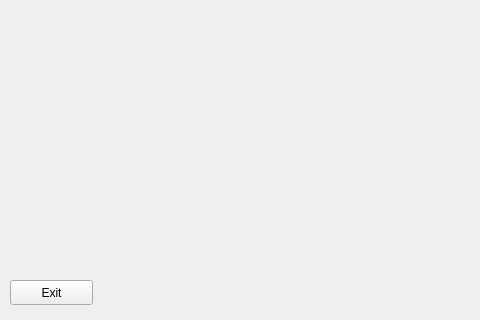
Before: the Qt Designer form mainwindow.ui in justinburrill/comp3004_d1, drawn with Qt 5; both pictures show x 0 to 480 and y 280 to 600 of the 800 by 600 pixel window.
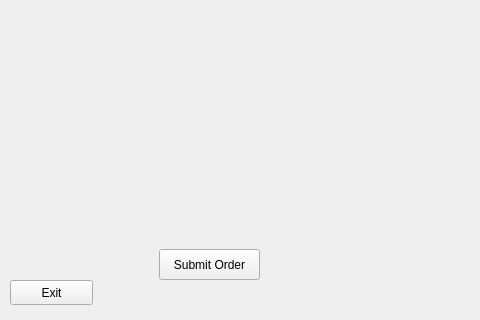
After: the same form once the commit is applied.

Commit message: submit order by customer

```diff
--- a/mainwindow.ui
+++ b/mainwindow.ui
@@ -229,7 +229,7 @@
         <x>9</x>
         <y>10</y>
         <width>781</width>
-        <height>541</height>
+        <height>511</height>
        </rect>
       </property>
       <layout class="QHBoxLayout" name="menu_horizontal_layout">
@@ -241,6 +241,19 @@
        </item>
       </layout>
      </widget>
+     <widget class="QPushButton" name="submit_order_button">
+      <property name="geometry">
+       <rect>
+        <x>160</x>
+        <y>530</y>
+        <width>101</width>
+        <height>31</height>
+       </rect>
+      </property>
+      <property name="text">
+       <string>Submit Order</string>
+      </property>
+     </widget>
     </widget>
    </widget>
    <widget class="QPushButton" name="exit_button">
```
The commit also changes 6 other files.
